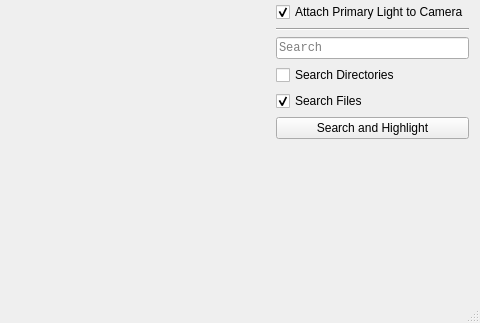
TimSevereijns/D-Viz, file source/Windows/mainWindow.ui: the form before one commit; both pictures show x 720 to 1200 and y 491 to 814 of the 1200 by 814 pixel window.
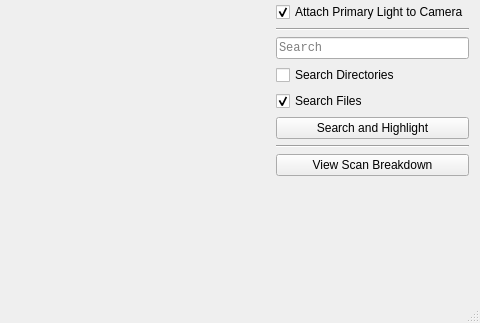
The form after the commit.

```diff
--- a/source/Windows/mainWindow.ui
+++ b/source/Windows/mainWindow.ui
@@ -342,6 +342,20 @@
        </property>
       </widget>
      </item>
+     <item>
+      <widget class="Line" name="line_4">
+       <property name="orientation">
+        <enum>Qt::Horizontal</enum>
+       </property>
+      </widget>
+     </item>
+     <item>
+      <widget class="QPushButton" name="showBreakdownButton">
+       <property name="text">
+        <string>View Scan Breakdown</string>
+       </property>
+      </widget>
+     </item>
      <item>
       <spacer name="verticalSpacer">
        <property name="orientation">
```
